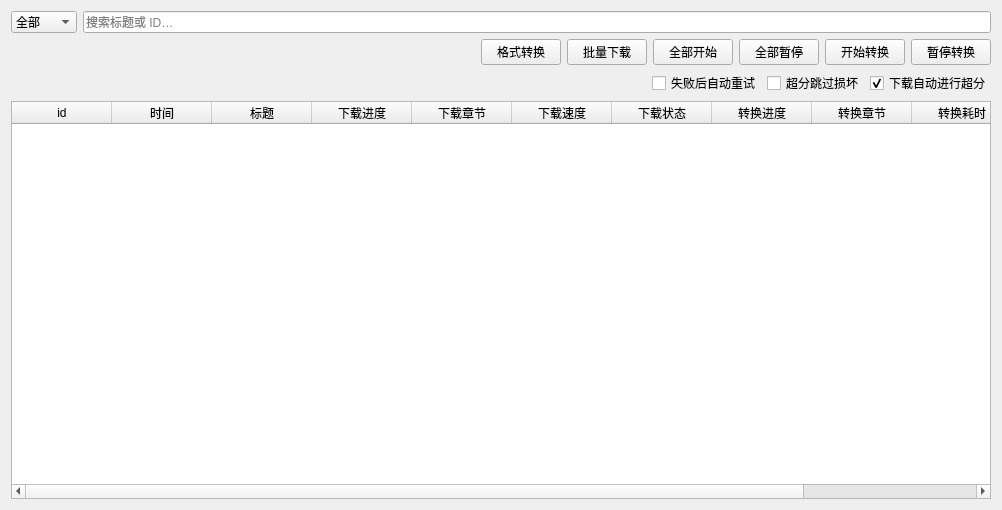
First picture: the form in ui/ui_download.ui, repository tonquer/JMComic-qt, before the edit.
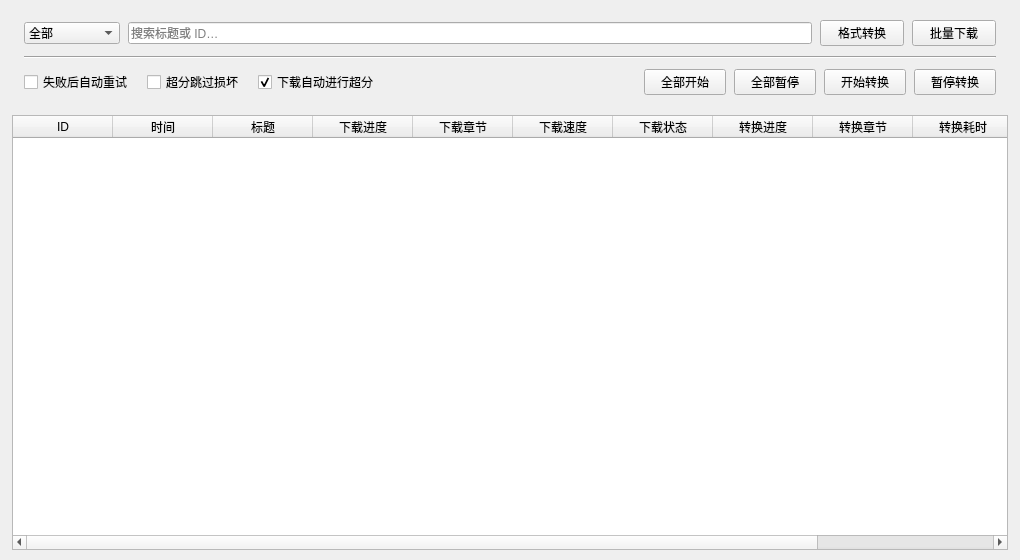
Second picture: the form after the edit.

What changed in the file:
```diff
--- a/ui/ui_download.ui
+++ b/ui/ui_download.ui
@@ -6,125 +6,69 @@
    <rect>
     <x>0</x>
     <y>0</y>
-    <width>1002</width>
-    <height>510</height>
+    <width>1020</width>
+    <height>560</height>
    </rect>
   </property>
   <property name="windowTitle">
    <string>下载</string>
   </property>
-  <layout class="QGridLayout" name="gridLayout_2">
-   <item row="5" column="0">
-    <layout class="QGridLayout" name="gridLayout">
-     <item row="5" column="0">
-      <widget class="QTableWidget" name="tableWidget">
-       <column>
-        <property name="text">
-         <string>id</string>
-        </property>
-       </column>
-       <column>
-        <property name="text">
-         <string>时间</string>
-        </property>
-       </column>
-       <column>
-        <property name="text">
-         <string>标题</string>
-        </property>
-       </column>
-       <column>
-        <property name="text">
-         <string>下载进度</string>
-        </property>
-       </column>
-       <column>
-        <property name="text">
-         <string>下载章节</string>
-        </property>
-       </column>
-       <column>
-        <property name="text">
-         <string>下载速度</string>
-        </property>
-       </column>
-       <column>
-        <property name="text">
-         <string>下载状态</string>
-        </property>
-       </column>
-       <column>
-        <property name="text">
-         <string>转换进度</string>
-        </property>
-       </column>
-       <column>
-        <property name="text">
-         <string>转换章节</string>
-        </property>
-       </column>
-       <column>
-        <property name="text">
-         <string>转换耗时</string>
-        </property>
-       </column>
-       <column>
-        <property name="text">
-         <string>转换状态</string>
-        </property>
-       </column>
-      </widget>
-     </item>
-    </layout>
-   </item>
-   <item row="2" column="0">
-    <layout class="QHBoxLayout" name="horizontalLayout_3">
+  <layout class="QVBoxLayout" name="gridLayout_2" stretch="0,1">
+   <property name="spacing">
+    <number>10</number>
+   </property>
+   <property name="leftMargin">
+    <number>12</number>
+   </property>
+   <property name="topMargin">
+    <number>10</number>
+   </property>
+   <property name="rightMargin">
+    <number>12</number>
+   </property>
+   <property name="bottomMargin">
+    <number>10</number>
+   </property>
      <item>
-      <spacer name="horizontalSpacer_2">
-       <property name="orientation">
-        <enum>Qt::Orientation::Horizontal</enum>
-       </property>
-       <property name="sizeHint" stdset="0">
-        <size>
-         <width>40</width>
-         <height>20</height>
-        </size>
-       </property>
-      </spacer>
-     </item>
-     <item>
-      <widget class="QCheckBox" name="redownloadRadio">
-       <property name="text">
-        <string>失败后自动重试</string>
-       </property>
-      </widget>
-     </item>
-     <item>
-      <widget class="QCheckBox" name="skipPic">
-       <property name="text">
-        <string>超分跳过损坏</string>
-       </property>
-      </widget>
-     </item>
-     <item>
-      <widget class="QCheckBox" name="radioButton">
-       <property name="enabled">
-        <bool>true</bool>
-       </property>
-       <property name="text">
-        <string>下载自动进行超分</string>
-       </property>
-       <property name="checked">
-        <bool>true</bool>
-       </property>
-      </widget>
-     </item>
-    </layout>
-   </item>
-   <item row="0" column="0">
+    <widget class="QFrame" name="topCard">
+     <property name="sizePolicy">
+      <sizepolicy hsizetype="Preferred" vsizetype="Maximum">
+       <horstretch>0</horstretch>
+       <verstretch>0</verstretch>
+      </sizepolicy>
+     </property>
+     <property name="role" stdset="0">
+      <string notr="true">card</string>
+     </property>
+     <layout class="QVBoxLayout" name="topCardLayout">
+      <property name="spacing">
+       <number>10</number>
+      </property>
+      <property name="leftMargin">
+       <number>12</number>
+      </property>
+      <property name="topMargin">
+       <number>10</number>
+      </property>
+      <property name="rightMargin">
+       <number>12</number>
+      </property>
+      <property name="bottomMargin">
+       <number>10</number>
+      </property>
+      <item>
     <layout class="QHBoxLayout" name="horizontalLayout_5">
+        <property name="spacing">
+         <number>8</number>
+        </property>
      <item>
       <widget class="QComboBox" name="comboBox">
+          <property name="minimumSize">
+           <size>
+            <width>96</width>
+            <height>0</height>
+           </size>
+          </property>
        <item>
         <property name="text">
          <string>全部</string>
@@ -152,25 +96,14 @@
        </property>
       </widget>
      </item>
-    </layout>
-   </item>
-   <item row="1" column="0">
-    <layout class="QHBoxLayout" name="horizontalLayout">
-     <item>
-      <spacer name="horizontalSpacer">
-       <property name="orientation">
-        <enum>Qt::Orientation::Horizontal</enum>
-       </property>
-       <property name="sizeHint" stdset="0">
-        <size>
-         <width>40</width>
-         <height>20</height>
-        </size>
-       </property>
-      </spacer>
-     </item>
      <item>
       <widget class="QPushButton" name="formatButton">
+          <property name="minimumSize">
+           <size>
+            <width>84</width>
+            <height>0</height>
+           </size>
+          </property>
        <property name="text">
         <string>格式转换</string>
        </property>
@@ -178,13 +111,86 @@
      </item>
      <item>
       <widget class="QPushButton" name="someDownButton">
+          <property name="minimumSize">
+           <size>
+            <width>84</width>
+            <height>0</height>
+           </size>
+          </property>
        <property name="text">
         <string>批量下载</string>
        </property>
       </widget>
      </item>
+       </layout>
+      </item>
+      <item>
+       <widget class="Line" name="toolbarDivider">
+        <property name="orientation">
+         <enum>Qt::Orientation::Horizontal</enum>
+        </property>
+       </widget>
+      </item>
+      <item>
+       <layout class="QHBoxLayout" name="horizontalLayout">
+        <property name="spacing">
+         <number>8</number>
+        </property>
+        <item>
+         <layout class="QHBoxLayout" name="horizontalLayout_3">
+          <property name="spacing">
+           <number>14</number>
+          </property>
+          <item>
+           <widget class="QCheckBox" name="redownloadRadio">
+            <property name="text">
+             <string>失败后自动重试</string>
+            </property>
+           </widget>
+          </item>
+          <item>
+           <widget class="QCheckBox" name="skipPic">
+            <property name="text">
+             <string>超分跳过损坏</string>
+            </property>
+           </widget>
+          </item>
+          <item>
+           <widget class="QCheckBox" name="radioButton">
+            <property name="enabled">
+             <bool>true</bool>
+            </property>
+            <property name="text">
+             <string>下载自动进行超分</string>
+            </property>
+            <property name="checked">
+             <bool>true</bool>
+            </property>
+           </widget>
+          </item>
+         </layout>
+        </item>
+        <item>
+         <spacer name="horizontalSpacer">
+          <property name="orientation">
+           <enum>Qt::Orientation::Horizontal</enum>
+          </property>
+          <property name="sizeHint" stdset="0">
+           <size>
+            <width>20</width>
+            <height>20</height>
+           </size>
+          </property>
+         </spacer>
+        </item>
      <item>
       <widget class="QPushButton" name="pushButton">
+          <property name="minimumSize">
+           <size>
+            <width>82</width>
+            <height>0</height>
+           </size>
+          </property>
        <property name="text">
         <string>全部开始</string>
        </property>
@@ -192,6 +198,12 @@
      </item>
      <item>
       <widget class="QPushButton" name="pushButton_3">
+          <property name="minimumSize">
+           <size>
+            <width>82</width>
+            <height>0</height>
+           </size>
+          </property>
        <property name="text">
         <string>全部暂停</string>
        </property>
@@ -199,6 +211,12 @@
      </item>
      <item>
       <widget class="QPushButton" name="pushButton_2">
+          <property name="minimumSize">
+           <size>
+            <width>82</width>
+            <height>0</height>
+           </size>
+          </property>
        <property name="text">
         <string>开始转换</string>
        </property>
@@ -206,6 +224,12 @@
      </item>
      <item>
       <widget class="QPushButton" name="pushButton_4">
+          <property name="minimumSize">
+           <size>
+            <width>82</width>
+            <height>0</height>
+           </size>
+          </property>
        <property name="text">
         <string>暂停转换</string>
        </property>
@@ -215,6 +239,74 @@
    </item>
   </layout>
  </widget>
+   </item>
+   <item>
+    <widget class="QTableWidget" name="tableWidget">
+     <property name="alternatingRowColors">
+      <bool>true</bool>
+     </property>
+     <property name="showGrid">
+      <bool>false</bool>
+     </property>
+     <column>
+      <property name="text">
+       <string>ID</string>
+      </property>
+     </column>
+     <column>
+      <property name="text">
+       <string>时间</string>
+      </property>
+     </column>
+     <column>
+      <property name="text">
+       <string>标题</string>
+      </property>
+     </column>
+     <column>
+      <property name="text">
+       <string>下载进度</string>
+      </property>
+     </column>
+     <column>
+      <property name="text">
+       <string>下载章节</string>
+      </property>
+     </column>
+     <column>
+      <property name="text">
+       <string>下载速度</string>
+      </property>
+     </column>
+     <column>
+      <property name="text">
+       <string>下载状态</string>
+      </property>
+     </column>
+     <column>
+      <property name="text">
+       <string>转换进度</string>
+      </property>
+     </column>
+     <column>
+      <property name="text">
+       <string>转换章节</string>
+      </property>
+     </column>
+     <column>
+      <property name="text">
+       <string>转换耗时</string>
+      </property>
+     </column>
+     <column>
+      <property name="text">
+       <string>转换状态</string>
+      </property>
+     </column>
+    </widget>
+   </item>
+  </layout>
+ </widget>
  <resources/>
  <connections>
   <connection>
```
Left out of the diff: 50 changed lines with no effect on the pictures. Lines whose indentation alone changed are shown as unchanged.
